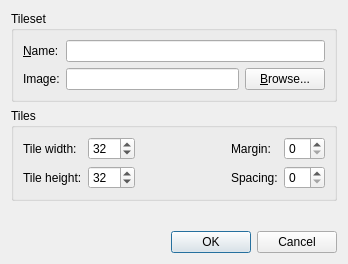
This is src/newtilesetdialog.ui in mapeditor/tiled as Qt 5 draws it before an edit. The edited form follows.
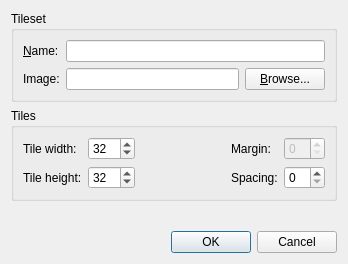
This is the edited form.

Commit message: Disabled the margin spinner for now, since it's not supported

The edit to the form file:
```diff
--- a/src/newtilesetdialog.ui
+++ b/src/newtilesetdialog.ui
@@ -91,6 +91,9 @@
       </item>
       <item row="0" column="4">
        <widget class="QSpinBox" name="margin">
+        <property name="enabled">
+         <bool>false</bool>
+        </property>
         <property name="minimum">
          <number>0</number>
         </property>
```
